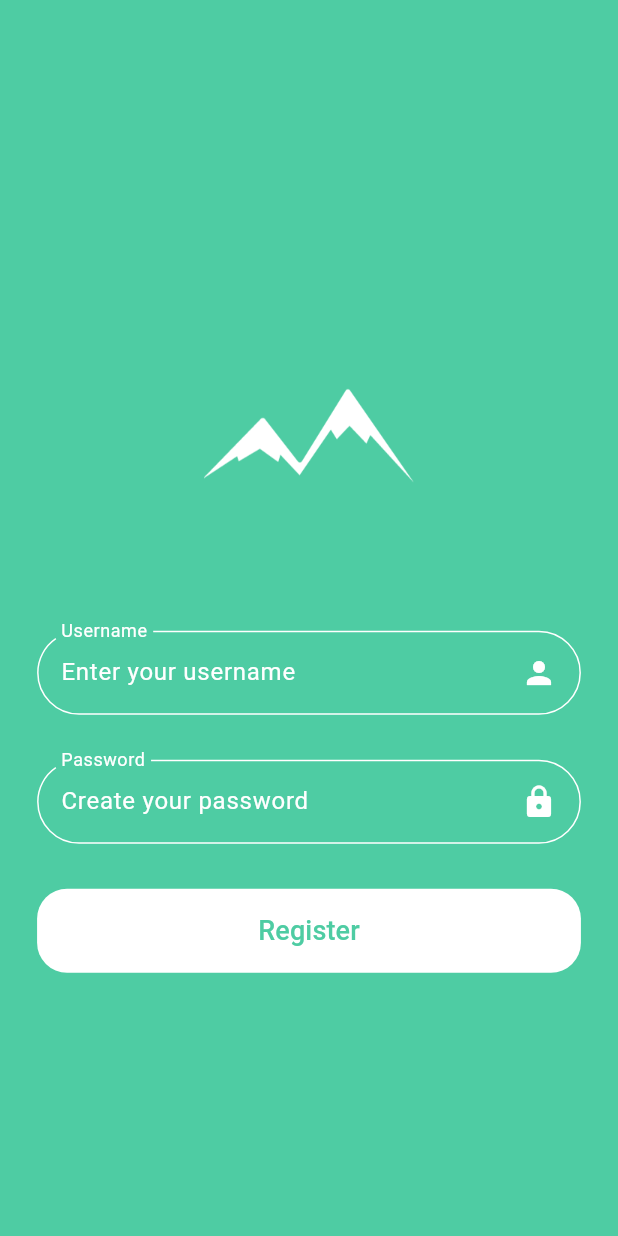
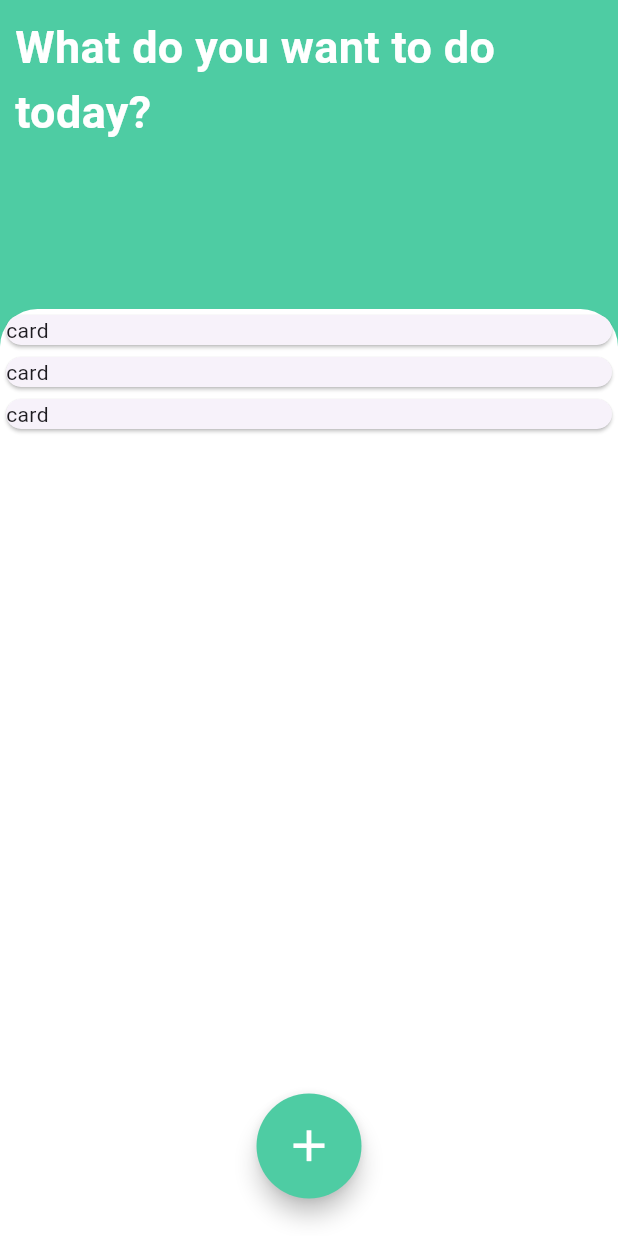
Before and after one commit to khaledhassann/daily_wins, a Flutter app: the RegisterScreen screen opened directly, after a tap on "Register", on a phone screen of 412 x 824 dp. Run offline on Flutter 3.47's test engine with Material 2 defaults, Android fonts, the light colour scheme and no system bars; our stand-ins replace animated_text_kit, get, google_fonts; missing offline and left inert: dart:ffi.

Commit message:
first UI ideation of home screen

```diff
--- a/lib/features/home/view/home_screen.dart
+++ b/lib/features/home/view/home_screen.dart
@@ -0,0 +1,88 @@
+import 'package:daily_wins/constants/constants.dart';
+import 'package:flutter/material.dart';
+
+class HomeScreen extends StatefulWidget {
+  @override
+  State<HomeScreen> createState() => _HomeScreenState();
+}
+
+class _HomeScreenState extends State<HomeScreen> {
+  @override
+  Widget build(BuildContext context) {
+    return Scaffold(
+      floatingActionButtonLocation: FloatingActionButtonLocation.centerDocked,
+      floatingActionButton: Padding(
+        padding: const EdgeInsets.only(bottom: 25.0),
+        child: Container(
+          width: 70,
+          height: 70,
+          child: FloatingActionButton(
+            shape: const CircleBorder(),
+            onPressed: () {},
+            backgroundColor: kAppGreen,
+            foregroundColor: Colors.white,
+            child: const Icon(
+              Icons.add,
+              size: 35,
+            ),
+          ),
+        ),
+      ),
+      backgroundColor: Colors.black,
+      body: Stack(
+        children: [
+          Positioned(
+            left: 0,
+            top: 0,
+            right: 0,
+            bottom: MediaQuery.of(context).size.height / 4,
+            child: Container(
+              width: double.infinity,
+              height: double.infinity,
+              color: kAppGreen,
+              child: const SafeArea(
+                child: Padding(
+                  padding: EdgeInsets.fromLTRB(10, 10, 0, 0),
+                  child: Text(
+                    'What do you want to do today?',
+                    style: TextStyle(
+                      color: Colors.white,
+                      fontSize: 30.0,
+                      fontWeight: FontWeight.bold,
+                    ),
+                  ),
+                ),
+              ),
+            ),
+          ),
+          Positioned(
+            left: 0,
+            top: MediaQuery.of(context).size.height / 4,
+            right: 0,
+            bottom: 0,
+            child: Container(
+              width: double.infinity,
+              height: double.infinity,
+              alignment: Alignment.centerRight,
+              decoration: const BoxDecoration(
+                color: Colors.white,
+                borderRadius: BorderRadius.only(
+                  topLeft: Radius.circular(25.0),
+                  topRight: Radius.circular(25.0),
+                ),
+              ),
+              child: ListView.builder(
+                itemBuilder: (context, index) {
+                  return Card(
+                    child: Text('card'),
+                  );
+                },
+                itemCount: 3,
+              ),
+            ),
+          ),
+        ],
+      ),
+    );
+  }
+}
--- a/lib/features/login/view/login_screen.dart
+++ b/lib/features/login/view/login_screen.dart
@@ -1,5 +1,7 @@
 import 'package:daily_wins/constants/constants.dart';
+import 'package:daily_wins/features/home/view/home_screen.dart';
 import 'package:flutter/material.dart';
+import 'package:get/get.dart';
 
 class LoginScreen extends StatefulWidget {
   @override
@@ -106,7 +108,9 @@ class _LoginScreenState extends State<LoginScreen> {
                         backgroundColor:
                             MaterialStateProperty.all<Color>(Colors.white),
                       ),
-                      onPressed: () {},
+                      onPressed: () {
+                        Get.to(() => HomeScreen());
+                      },
                       child: const Text(
                         'Login',
                         style: TextStyle(
--- a/lib/features/login/view/register_screen.dart
+++ b/lib/features/login/view/register_screen.dart
@@ -1,5 +1,8 @@
 import 'package:daily_wins/constants/constants.dart';
 import 'package:flutter/material.dart';
+import 'package:get/get.dart';
+
+import '../../home/view/home_screen.dart';
 
 class RegisterScreen extends StatefulWidget {
   @override
@@ -105,7 +108,9 @@ class _RegisterScreenState extends State<RegisterScreen> {
                         backgroundColor:
                             MaterialStateProperty.all<Color>(Colors.white),
                       ),
-                      onPressed: () {},
+                      onPressed: () {
+                        Get.to(() => HomeScreen());
+                      },
                       child: const Text(
                         'Register',
                         style: TextStyle(
```
